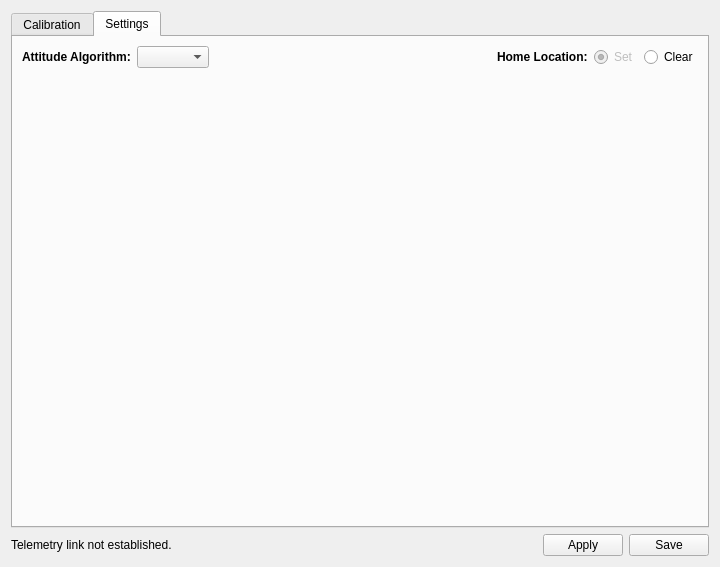
Above: ground/openpilotgcs/src/plugins/config/revosensors.ui from openpilot/OpenPilot before the change. Below: the same form after it.
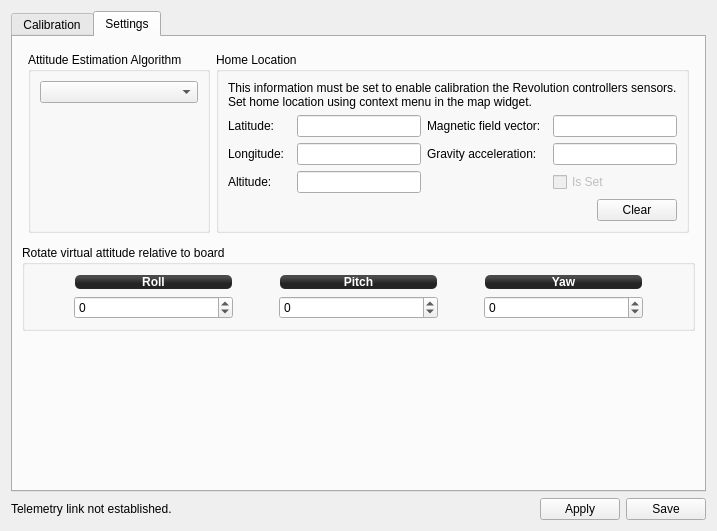
That is the form after the change. The open tabs and pages were chosen to show the change. Icons and pictures are not drawn.

Commit message: OP-935 Renames 'Camera stab' to 'Gimbal'. Adds functionality to store-clear and recall board rotation during calibration.

```diff
--- a/ground/openpilotgcs/src/plugins/config/revosensors.ui
+++ b/ground/openpilotgcs/src/plugins/config/revosensors.ui
@@ -6,8 +6,8 @@
    <rect>
     <x>0</x>
     <y>0</y>
-    <width>720</width>
-    <height>567</height>
+    <width>643</width>
+    <height>531</height>
    </rect>
   </property>
   <property name="windowTitle">
@@ -16,6 +16,9 @@
   <layout class="QVBoxLayout" name="verticalLayout">
    <item>
     <widget class="QTabWidget" name="tabWidget">
+     <property name="autoFillBackground">
+      <bool>false</bool>
+     </property>
      <property name="currentIndex">
       <number>0</number>
      </property>
@@ -499,104 +502,394 @@
       <layout class="QVBoxLayout" name="verticalLayout_6">
        <item>
         <layout class="QHBoxLayout" name="ahrsSettingsLayout">
+         <property name="margin">
+          <number>6</number>
+         </property>
          <item>
-          <widget class="QLabel" name="label_2">
-           <property name="font">
-            <font>
-             <weight>75</weight>
-             <bold>true</bold>
-            </font>
+          <widget class="QGroupBox" name="groupBox_2">
+           <property name="sizePolicy">
+            <sizepolicy hsizetype="Preferred" vsizetype="Minimum">
+             <horstretch>0</horstretch>
+             <verstretch>0</verstretch>
+            </sizepolicy>
            </property>
-           <property name="text">
-            <string>Attitude Algorithm:</string>
+           <property name="title">
+            <string>Attitude Estimation Algorithm</string>
            </property>
-          </widget>
-         </item>
-         <item>
-          <widget class="QComboBox" name="FusionAlgorithm">
-           <property name="toolTip">
-            <string>Selects the sensor integration algorithm to be used by the Revolution board.</string>
+           <property name="alignment">
+            <set>Qt::AlignLeading|Qt::AlignLeft|Qt::AlignTop</set>
            </property>
+           <layout class="QGridLayout" name="gridLayout_3">
+            <item row="0" column="0" alignment="Qt::AlignTop">
+             <widget class="QComboBox" name="FusionAlgorithm">
+              <property name="sizePolicy">
+               <sizepolicy hsizetype="Preferred" vsizetype="Fixed">
+                <horstretch>0</horstretch>
+                <verstretch>0</verstretch>
+               </sizepolicy>
+              </property>
+              <property name="toolTip">
+               <string>Selects the sensor integration algorithm to be used by the Revolution board.</string>
+              </property>
+             </widget>
+            </item>
+            <item row="1" column="0">
+             <spacer name="verticalSpacer_2">
+              <property name="orientation">
+               <enum>Qt::Vertical</enum>
+              </property>
+              <property name="sizeType">
+               <enum>QSizePolicy::MinimumExpanding</enum>
+              </property>
+              <property name="sizeHint" stdset="0">
+               <size>
+                <width>20</width>
+                <height>0</height>
+               </size>
+              </property>
+             </spacer>
+            </item>
+           </layout>
           </widget>
          </item>
          <item>
-          <spacer name="horizontalSpacer_2">
-           <property name="orientation">
-            <enum>Qt::Horizontal</enum>
+          <widget class="QGroupBox" name="groupBox">
+           <property name="sizePolicy">
+            <sizepolicy hsizetype="Preferred" vsizetype="Preferred">
+             <horstretch>0</horstretch>
+             <verstretch>0</verstretch>
+            </sizepolicy>
            </property>
-           <property name="sizeHint" stdset="0">
-            <size>
-             <width>40</width>
-             <height>20</height>
-            </size>
+           <property name="title">
+            <string>Home Location</string>
            </property>
-          </spacer>
-         </item>
-         <item>
-          <widget class="QLabel" name="label_4">
-           <property name="font">
-            <font>
-             <weight>75</weight>
-             <bold>true</bold>
-            </font>
+           <property name="alignment">
+            <set>Qt::AlignLeading|Qt::AlignLeft|Qt::AlignTop</set>
            </property>
-           <property name="text">
-            <string>Home Location:</string>
-           </property>
-          </widget>
-         </item>
-         <item>
-          <widget class="QRadioButton" name="homeLocationSet">
-           <property name="enabled">
-            <bool>false</bool>
-           </property>
-           <property name="toolTip">
-            <string>Saves the Home Location. This is only enabled
-if the Home Location is set, i.e. if the GPS fix is
-successful.
-
-Disabled if there is no GPS fix.</string>
-           </property>
-           <property name="text">
-            <string>Set</string>
-           </property>
-           <property name="checked">
-            <bool>true</bool>
-           </property>
-           <attribute name="buttonGroup">
-            <string notr="true">buttonGroup</string>
-           </attribute>
-          </widget>
-         </item>
-         <item>
-          <widget class="QRadioButton" name="homeLocationClear">
-           <property name="enabled">
-            <bool>true</bool>
-           </property>
-           <property name="toolTip">
-            <string>Clears the HomeLocation: only makes sense if you save
-to SD. This will force the INS to use the next GPS fix as the
-new home location unless it is in indoor mode.</string>
-           </property>
-           <property name="text">
-            <string>Clear</string>
-           </property>
-           <attribute name="buttonGroup">
-            <string notr="true">buttonGroup</string>
-           </attribute>
+           <layout class="QGridLayout" name="gridLayout_2">
+            <property name="sizeConstraint">
+             <enum>QLayout::SetDefaultConstraint</enum>
+            </property>
+            <item row="2" column="3">
+             <widget class="QLabel" name="label_10">
+              <property name="text">
+               <string>Gravity acceleration:</string>
+              </property>
+             </widget>
+            </item>
+            <item row="1" column="0">
+             <widget class="QLabel" name="label_2">
+              <property name="text">
+               <string>Latitude:</string>
+              </property>
+             </widget>
+            </item>
+            <item row="2" column="5">
+             <widget class="QLineEdit" name="geBox">
+              <property name="alignment">
+               <set>Qt::AlignRight|Qt::AlignTrailing|Qt::AlignVCenter</set>
+              </property>
+              <property name="readOnly">
+               <bool>true</bool>
+              </property>
+              <property name="objrelation" stdset="0">
+               <stringlist>
+                <string>objname:HomeLocation</string>
+                <string>fieldname:g_e</string>
+               </stringlist>
+              </property>
+             </widget>
+            </item>
+            <item row="1" column="2">
+             <widget class="QLineEdit" name="lattitudeBox">
+              <property name="alignment">
+               <set>Qt::AlignRight|Qt::AlignTrailing|Qt::AlignVCenter</set>
+              </property>
+              <property name="readOnly">
+               <bool>true</bool>
+              </property>
+              <property name="objrelation" stdset="0">
+               <stringlist>
+                <string>objname:HomeLocation</string>
+                <string>fieldname:Latitude</string>
+               </stringlist>
+              </property>
+             </widget>
+            </item>
+            <item row="1" column="5">
+             <widget class="QLineEdit" name="beBox">
+              <property name="alignment">
+               <set>Qt::AlignRight|Qt::AlignTrailing|Qt::AlignVCenter</set>
+              </property>
+              <property name="readOnly">
+               <bool>true</bool>
+              </property>
+             </widget>
+            </item>
+            <item row="3" column="0">
+             <widget class="QLabel" name="label_8">
+              <property name="text">
+               <string>Altitude:</string>
+              </property>
+             </widget>
+            </item>
+            <item row="3" column="2">
+             <widget class="QLineEdit" name="altitudeBox">
+              <property name="alignment">
+               <set>Qt::AlignRight|Qt::AlignTrailing|Qt::AlignVCenter</set>
+              </property>
+              <property name="readOnly">
+               <bool>true</bool>
+              </property>
+              <property name="objrelation" stdset="0">
+               <stringlist>
+                <string>objname:HomeLocation</string>
+                <string>fieldname:Altitude</string>
+               </stringlist>
+              </property>
+             </widget>
+            </item>
+            <item row="1" column="3">
+             <widget class="QLabel" name="label_9">
+              <property name="text">
+               <string>Magnetic field vector:</string>
+              </property>
+             </widget>
+            </item>
+            <item row="0" column="0" colspan="6">
+             <widget class="QLabel" name="label_11">
+              <property name="text">
+               <string>&lt;html&gt;&lt;head/&gt;&lt;body&gt;&lt;p&gt;This information must be set to enable calibration the Revolution controllers sensors. &lt;br/&gt;Set home location using context menu in the map widget.&lt;/p&gt;&lt;/body&gt;&lt;/html&gt;</string>
+              </property>
+             </widget>
+            </item>
+            <item row="2" column="2">
+             <widget class="QLineEdit" name="longitudeBox">
+              <property name="alignment">
+               <set>Qt::AlignRight|Qt::AlignTrailing|Qt::AlignVCenter</set>
+              </property>
+              <property name="readOnly">
+               <bool>true</bool>
+              </property>
+              <property name="objrelation" stdset="0">
+               <stringlist>
+                <string>objname:HomeLocation</string>
+                <string>fieldname:Longitude</string>
+               </stringlist>
+              </property>
+             </widget>
+            </item>
+            <item row="3" column="5">
+             <widget class="QCheckBox" name="isSetCheckBox">
+              <property name="enabled">
+               <bool>false</bool>
+              </property>
+              <property name="text">
+               <string>Is Set</string>
+              </property>
+              <property name="checkable">
+               <bool>true</bool>
+              </property>
+              <property name="objrelation" stdset="0">
+               <stringlist>
+                <string>objname:HomeLocation</string>
+                <string>fieldname:Set</string>
+               </stringlist>
+              </property>
+             </widget>
+            </item>
+            <item row="2" column="0">
+             <widget class="QLabel" name="label_4">
+              <property name="text">
+               <string>Longitude:</string>
+              </property>
+             </widget>
+            </item>
+            <item row="5" column="5" alignment="Qt::AlignRight">
+             <widget class="QPushButton" name="hlClearButton">
+              <property name="sizePolicy">
+               <sizepolicy hsizetype="Fixed" vsizetype="Fixed">
+                <horstretch>0</horstretch>
+                <verstretch>0</verstretch>
+               </sizepolicy>
+              </property>
+              <property name="text">
+               <string>Clear</string>
+              </property>
+             </widget>
+            </item>
+            <item row="4" column="5">
+             <spacer name="verticalSpacer_3">
+              <property name="orientation">
+               <enum>Qt::Vertical</enum>
+              </property>
+              <property name="sizeHint" stdset="0">
+               <size>
+                <width>20</width>
+                <height>0</height>
+               </size>
+              </property>
+             </spacer>
+            </item>
+           </layout>
           </widget>
          </item>
         </layout>
        </item>
+       <item>
+        <widget class="QGroupBox" name="groupBox_3">
+         <property name="title">
+          <string>Rotate virtual attitude relative to board</string>
+         </property>
+         <layout class="QGridLayout" name="gridLayout" columnstretch="0,1,0,1,0,1,0">
+          <item row="0" column="1">
+           <widget class="QLabel" name="label_12">
+            <property name="styleSheet">
+             <string notr="true">background-color: qlineargradient(spread:reflect, x1:0.507, y1:0, x2:0.507, y2:0.772, stop:0.208955 rgba(74, 74, 74, 255), stop:0.78607 rgba(36, 36, 36, 255));
+color: rgb(255, 255, 255);
+border-radius: 5;
+font: bold 12px;
+margin:1px;</string>
+            </property>
+            <property name="text">
+             <string>Roll</string>
+            </property>
+            <property name="alignment">
+             <set>Qt::AlignCenter</set>
+            </property>
+           </widget>
+          </item>
+          <item row="1" column="1">
+           <widget class="QSpinBox" name="rollRotation">
+            <property name="minimum">
+             <number>-180</number>
+            </property>
+            <property name="maximum">
+             <number>180</number>
+            </property>
+           </widget>
+          </item>
+          <item row="1" column="4">
+           <spacer name="horizontalSpacer_9">
+            <property name="orientation">
+             <enum>Qt::Horizontal</enum>
+            </property>
+            <property name="sizeHint" stdset="0">
+             <size>
+              <width>40</width>
+              <height>20</height>
+             </size>
+            </property>
+           </spacer>
+          </item>
+          <item row="1" column="5">
+           <widget class="QSpinBox" name="yawRotation">
+            <property name="minimum">
+             <number>-180</number>
+            </property>
+            <property name="maximum">
+             <number>180</number>
+            </property>
+           </widget>
+          </item>
+          <item row="0" column="5">
+           <widget class="QLabel" name="label_13">
+            <property name="styleSheet">
+             <string notr="true">background-color: qlineargradient(spread:reflect, x1:0.507, y1:0, x2:0.507, y2:0.772, stop:0.208955 rgba(74, 74, 74, 255), stop:0.78607 rgba(36, 36, 36, 255));
+color: rgb(255, 255, 255);
+border-radius: 5;
+font: bold 12px;
+margin:1px;</string>
+            </property>
+            <property name="text">
+             <string>Yaw</string>
+            </property>
+            <property name="alignment">
+             <set>Qt::AlignCenter</set>
+            </property>
+           </widget>
+          </item>
+          <item row="1" column="2">
+           <spacer name="horizontalSpacer_8">
+            <property name="orientation">
+             <enum>Qt::Horizontal</enum>
+            </property>
+            <property name="sizeHint" stdset="0">
+             <size>
+              <width>40</width>
+              <height>20</height>
+             </size>
+            </property>
+           </spacer>
+          </item>
+          <item row="0" column="3">
+           <widget class="QLabel" name="label_15">
+            <property name="styleSheet">
+             <string notr="true">background-color: qlineargradient(spread:reflect, x1:0.507, y1:0, x2:0.507, y2:0.772, stop:0.208955 rgba(74, 74, 74, 255), stop:0.78607 rgba(36, 36, 36, 255));
+color: rgb(255, 255, 255);
+border-radius: 5;
+font: bold 12px;
+margin:1px;</string>
+            </property>
+            <property name="text">
+             <string>Pitch</string>
+            </property>
+            <property name="alignment">
+             <set>Qt::AlignCenter</set>
+            </property>
+           </widget>
+          </item>
+          <item row="1" column="3">
+           <widget class="QSpinBox" name="pitchRotation">
+            <property name="minimum">
+             <number>-90</number>
+            </property>
+            <property name="maximum">
+             <number>90</number>
+            </property>
+           </widget>
+          </item>
+          <item row="1" column="0">
+           <spacer name="horizontalSpacer_7">
+            <property name="orientation">
+             <enum>Qt::Horizontal</enum>
+            </property>
+            <property name="sizeHint" stdset="0">
+             <size>
+              <width>40</width>
+              <height>20</height>
+             </size>
+            </property>
+           </spacer>
+          </item>
+          <item row="1" column="6">
+           <spacer name="horizontalSpacer_10">
+            <property name="orientation">
+             <enum>Qt::Horizontal</enum>
+            </property>
+            <property name="sizeHint" stdset="0">
+             <size>
+              <width>40</width>
+              <height>20</height>
+             </size>
+            </property>
+           </spacer>
+          </item>
+         </layout>
+        </widget>
+       </item>
        <item>
         <spacer name="verticalSpacer">
          <property name="orientation">
           <enum>Qt::Vertical</enum>
          </property>
+         <property name="sizeType">
+          <enum>QSizePolicy::Expanding</enum>
+         </property>
          <property name="sizeHint" stdset="0">
           <size>
            <width>20</width>
-           <height>40</height>
+           <height>100</height>
           </size>
          </property>
         </spacer>
```
Left out of the diff: 5 changed lines with no effect on the pictures. The commit also changes 3 other files.
